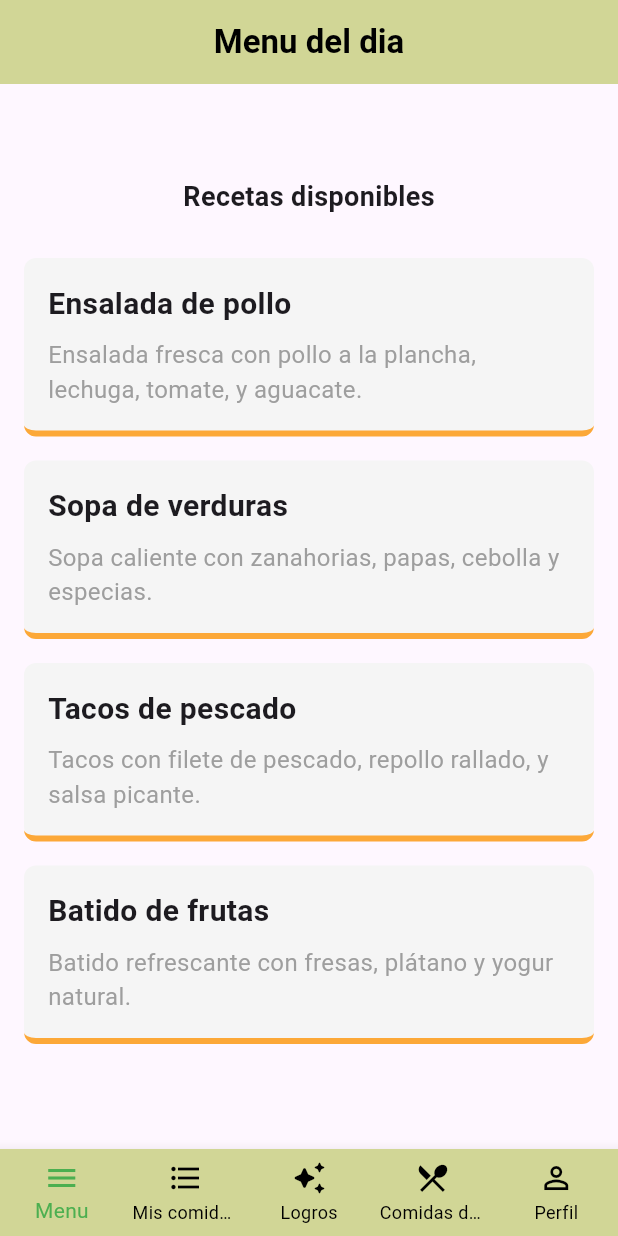
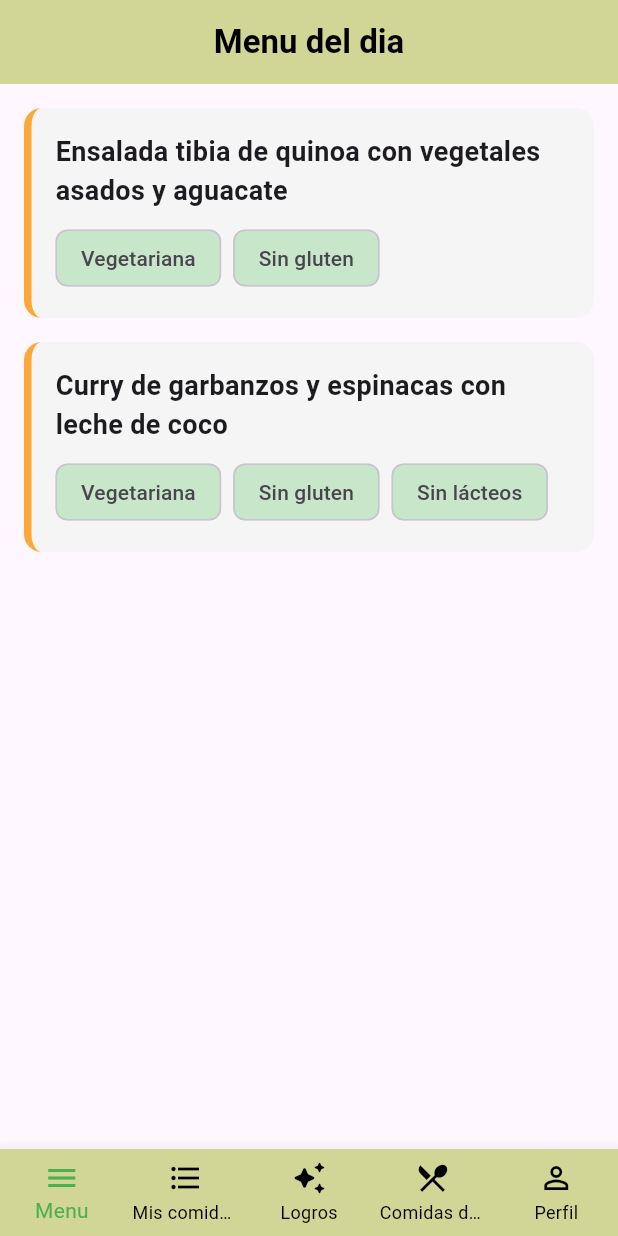
Before and after one commit to dian7875/food_diet, a Flutter app: the screen it shows after launch, after a tap on "Iniciar", on a phone screen of 412 x 824 dp. Run offline on Flutter 3.47's test engine with Material 3 defaults, Android fonts, the light colour scheme and no system bars; our stand-ins replace dio, go_router, shared_preferences.

Commit message:
change:dashboar
-Se ajustaron las card para mostrar nombre y caracteristicas de la receta y se añadio un dialog para mostrar la receta completa

```diff
--- a/lib/features/Dashboard/pages/home_page.dart
+++ b/lib/features/Dashboard/pages/home_page.dart
@@ -1,6 +1,6 @@
 import 'package:flutter/material.dart';
 import 'package:food_diet/features/Dashboard/widgets/create_diet_button.dart';
-import 'package:food_diet/features/Dashboard/widgets/diet_list.dart';
+import 'package:food_diet/features/Dashboard/screens/diet_list.dart';
 
 class HomePage extends StatelessWidget {
   final bool hasDiet;
--- /dev/null
+++ b/lib/features/Dashboard/screens/diet_list.dart
@@ -0,0 +1,70 @@
+import 'package:flutter/material.dart';
+import 'package:food_diet/features/Dashboard/services/dashboard_service.dart';
+import '../widgets/diet_card.dart';
+import '../widgets/diet_dialog.dart';
+
+class DietList extends StatefulWidget {
+  const DietList({super.key});
+
+  @override
+  State<DietList> createState() => _DietListState();
+}
+
+class _DietListState extends State<DietList> {
+  final FoodService _foodService = FoodService();
+
+  List<Map<String, dynamic>> _recipes = [];
+  bool _isLoading = true;
+  String? _error;
+
+  @override
+  void initState() {
+    super.initState();
+    _loadRecipes();
+  }
+
+  Future<void> _loadRecipes() async {
+    try {
+      final data = await _foodService.getRecipes();
+      setState(() {
+        _recipes = data;
+        _isLoading = false;
+      });
+    } catch (e) {
+      setState(() {
+        _error = e.toString();
+        _isLoading = false;
+      });
+    }
+  }
+
+  void _openDialog(BuildContext context, Map<String, dynamic> recipe) {
+    showDialog(
+      context: context,
+      builder: (_) => DietDialog(recipe: recipe),
+    );
+  }
+
+  @override
+  Widget build(BuildContext context) {
+    if (_isLoading) {
+      return const Center(child: CircularProgressIndicator());
+    }
+
+    if (_error != null) {
+      return Center(child: Text(_error!));
+    }
+
+    return ListView.builder(
+      padding: const EdgeInsets.all(16),
+      itemCount: _recipes.length,
+      itemBuilder: (context, index) {
+        final recipe = _recipes[index];
+        return DietCard(
+          recipe: recipe,
+          onTap: () => _openDialog(context, recipe),
+        );
+      },
+    );
+  }
+}
--- /dev/null
+++ b/lib/features/Dashboard/services/dashboard_service.dart
@@ -0,0 +1,99 @@
+
+/* cuano este el api ajustar
+import 'package:dio/dio.dart';
+class foodService {
+  final Dio _dio = Dio(BaseOptions(
+    baseUrl: 'https://FALTATHIS.com/api',
+    connectTimeout: const Duration(seconds: 10),
+    receiveTimeout: const Duration(seconds: 10),
+    headers: {
+      'Content-Type': 'application/json',
+      // 'Authorization': 'Bearer TOKEN(NO SE SI VAMOS A TENER)',
+    },
+  ));
+
+  Future<List<Map<String, dynamic>>> getRecipes() async {
+    try {
+      final response = await _dio.get('/recipes');
+      final data = response.data;
+
+      if (data is Map && data.containsKey('recipes')) {
+        return List<Map<String, dynamic>>.from(data['recipes']);
+      } else {
+        throw Exception('Formato de respuesta inesperado');
+      }
+    } on DioException catch (e) {
+      throw Exception('Error al cargar recetas: ${e.message}');
+    }
+  }
+}
+*/
+class FoodService {
+  Future<List<Map<String, dynamic>>> getRecipes() async {
+    await Future.delayed(const Duration(seconds: 1)); // Simula tiempo de red
+
+    return [
+      {
+        "name": "Ensalada tibia de quinoa con vegetales asados y aguacate",
+        "description":
+            "Una ensalada nutritiva con quinoa, pimientos, calabacín y cebolla asados, aderezada con aguacate cremoso.",
+        "ingredients": [
+          "Quinoa",
+          "Pimiento rojo",
+          "Pimiento amarillo",
+          "Calabacín",
+          "Cebolla morada",
+          "Aguacate",
+          "Aceite de oliva",
+          "Jugo de limón",
+          "Hierbas provenzales",
+          "Sal",
+          "Pimienta"
+        ],
+        "steps": [
+          "Precalentar el horno a 200°C.",
+          "Cortar los pimientos, el calabacín y la cebolla en trozos.",
+          "Mezclar los vegetales con aceite de oliva, sal y hierbas provenzales. Hornear por 20-25 minutos o hasta que estén tiernos y ligeramente dorados.",
+          "Cocinar la quinoa según las instrucciones del paquete.",
+          "Cortar el aguacate en cubos o láminas.",
+          "Combinar la quinoa tibia con los vegetales asados y el aguacate.",
+          "Aderezar con jugo de limón, sal y pimienta al gusto.",
+          "Servir."
+        ],
+        "dietary_info": ["Vegetariana", "Sin gluten"]
+      },
+      {
+        "name": "Curry de garbanzos y espinacas con leche de coco",
+        "description":
+            "Un curry reconfortante y lleno de sabor con garbanzos, espinacas, tomate y leche de coco.",
+        "ingredients": [
+          "Garbanzos cocidos",
+          "Espinacas frescas",
+          "Tomate triturado",
+          "Leche de coco",
+          "Cebolla",
+          "Ajo",
+          "Jengibre",
+          "Curry en polvo",
+          "Comino",
+          "Cilantro fresco",
+          "Aceite vegetal",
+          "Sal"
+        ],
+        "steps": [
+          "Calentar aceite vegetal en una olla grande a fuego medio.",
+          "Sofreír la cebolla picada hasta que esté transparente.",
+          "Añadir el ajo y el jengibre rallados y cocinar por un minuto más.",
+          "Incorporar el curry en polvo y el comino, cocinar por 30 segundos, revolviendo constantemente.",
+          "Agregar el tomate triturado y cocinar por unos minutos.",
+          "Verter la leche de coco y llevar a ebullición suave.",
+          "Añadir los garbanzos cocidos y cocinar a fuego lento por 10-15 minutos para que los sabores se mezclen.",
+          "Incorporar las espinacas y cocinar hasta que se marchiten.",
+          "Sazonar con sal al gusto.",
+          "Servir caliente, espolvoreado con cilantro fresco picado."
+        ],
+        "dietary_info": ["Vegetariana", "Sin gluten", "Sin lácteos"]
+      }
+    ];
+  }
+}
--- /dev/null
+++ b/lib/features/Dashboard/widgets/diet_card.dart
@@ -0,0 +1,46 @@
+import 'package:flutter/material.dart';
+
+class DietCard extends StatelessWidget {
+  final Map<String, dynamic> recipe;
+  final VoidCallback onTap;
+
+  const DietCard({super.key, required this.recipe, required this.onTap});
+
+  @override
+  Widget build(BuildContext context) {
+    return GestureDetector(
+      onTap: onTap,
+      child: Container(
+        margin: const EdgeInsets.only(bottom: 16),
+        padding: const EdgeInsets.all(16),
+        decoration: BoxDecoration(
+          color: const Color(0xFFF5F5F5),
+          borderRadius: BorderRadius.circular(12),
+          border: Border(left: BorderSide(color: Color(0xFFFCA838), width: 5)),
+        ),
+        child: Column(
+          crossAxisAlignment: CrossAxisAlignment.start,
+          children: [
+            Text(
+              recipe['name'] ?? 'Nombre no disponible',
+              style: const TextStyle(fontSize: 18, fontWeight: FontWeight.bold),
+            ),
+            const SizedBox(height: 8),
+            Wrap(
+              spacing: 8,
+              runSpacing: 4,
+              children: List<Widget>.from(
+                (recipe['dietary_info'] as List<dynamic>).map(
+                  (info) => Chip(
+                    label: Text(info),
+                    backgroundColor: Colors.green.shade100,
+                  ),
+                ),
+              ),
+            ),
+          ],
+        ),
+      ),
+    );
+  }
+}
--- /dev/null
+++ b/lib/features/Dashboard/widgets/diet_dialog.dart
@@ -0,0 +1,49 @@
+import 'package:flutter/material.dart';
+
+class DietDialog extends StatelessWidget {
+  final Map<String, dynamic> recipe;
+
+  const DietDialog({super.key, required this.recipe});
+
+  @override
+  Widget build(BuildContext context) {
+    return Dialog(
+      insetPadding: const EdgeInsets.all(16),
+      shape: RoundedRectangleBorder(borderRadius: BorderRadius.circular(12)),
+      child: SingleChildScrollView(
+        padding: const EdgeInsets.all(20),
+        child: Column(
+          mainAxisSize: MainAxisSize.min,
+          crossAxisAlignment: CrossAxisAlignment.start,
+          children: [
+            Text(recipe['name'], style: const TextStyle(fontSize: 20, fontWeight: FontWeight.bold)),
+            const SizedBox(height: 8),
+            Text(recipe['description'], style: const TextStyle(fontSize: 16)),
+            const Divider(height: 24),
+            Text("Ingredientes:", style: const TextStyle(fontWeight: FontWeight.bold)),
+            const SizedBox(height: 4),
+            ...List<Widget>.from(
+              (recipe['ingredients'] as List<dynamic>).map((i) => Text("- $i")),
+            ),
+            const SizedBox(height: 16),
+            Text("Pasos:", style: const TextStyle(fontWeight: FontWeight.bold)),
+            const SizedBox(height: 4),
+            ...List<Widget>.from(
+              (recipe['steps'] as List<dynamic>).asMap().entries.map(
+                    (entry) => Text("${entry.key + 1}. ${entry.value}"),
+                  ),
+            ),
+            const SizedBox(height: 20),
+            Align(
+              alignment: Alignment.centerRight,
+              child: TextButton(
+                onPressed: () => Navigator.pop(context),
+                child: const Text("Cerrar"),
+              ),
+            )
+          ],
+        ),
+      ),
+    );
+  }
+}
--- a/lib/features/Dashboard/widgets/diet_list.dart
+++ /dev/null
@@ -1,76 +0,0 @@
-import 'package:flutter/material.dart';
-
-class DietList extends StatelessWidget {
-  DietList({super.key});
-
-  final List<Map<String, String>> dietList = [
-    {
-      'nombre': 'Ensalada de pollo',
-      'descripcion':
-          'Ensalada fresca con pollo a la plancha, lechuga, tomate, y aguacate.',
-    },
-    {
-      'nombre': 'Sopa de verduras',
-      'descripcion': 'Sopa caliente con zanahorias, papas, cebolla y especias.',
-    },
-    {
-      'nombre': 'Tacos de pescado',
-      'descripcion':
-          'Tacos con filete de pescado, repollo rallado, y salsa picante.',
-    },
-    {
-      'nombre': 'Batido de frutas',
-      'descripcion': 'Batido refrescante con fresas, plátano y yogur natural.',
-    },
-  ];
-  @override
-  Widget build(BuildContext context) {
-    return Center(
-      child: Column(
-        mainAxisAlignment: MainAxisAlignment.center,
-        children: [
-          const Text('Recetas disponibles', style: TextStyle(fontSize: 18, fontWeight: FontWeight.bold,)),
-          const SizedBox(height: 20),
-          if (dietList.isEmpty)
-            const Text('No hay recetas disponibles')
-          else
-            ...dietList.map((receta) {
-              return Container(
-                margin: const EdgeInsets.symmetric(vertical: 8, horizontal: 16),
-                decoration: BoxDecoration(
-                  color: const Color(0xFFF5F5F5),
-                  borderRadius: BorderRadius.circular(8),
-                  border: Border(
-                    bottom: BorderSide(color: Color(0xFFFCA838), width: 4),
-                  ),
-                ),
-                child: Padding(
-                  padding: const EdgeInsets.all(16),
-                  child: Column(
-                    crossAxisAlignment: CrossAxisAlignment.start,
-                    children: [
-                      Text(
-                        receta['nombre'] ?? 'Nombre no disponible',
-                        style: const TextStyle(
-                          fontSize: 20,
-                          fontWeight: FontWeight.bold,
-                        ),
-                      ),
-                      const SizedBox(height: 8),
-                      Text(
-                        receta['descripcion'] ?? 'Descripción no disponible',
-                        style: const TextStyle(
-                          fontSize: 16,
-                          color: Colors.grey,
-                        ),
-                      ),
-                    ],
-                  ),
-                ),
-              );
-            }).toList(),
-        ],
-      ),
-    );
-  }
-}
```
Also changed, not shown: lib/features/Conditions/pages/my_condition.dart (added), lib/features/ForeignFoods/pages/foreing_foods.dart (added), 1 other file.
